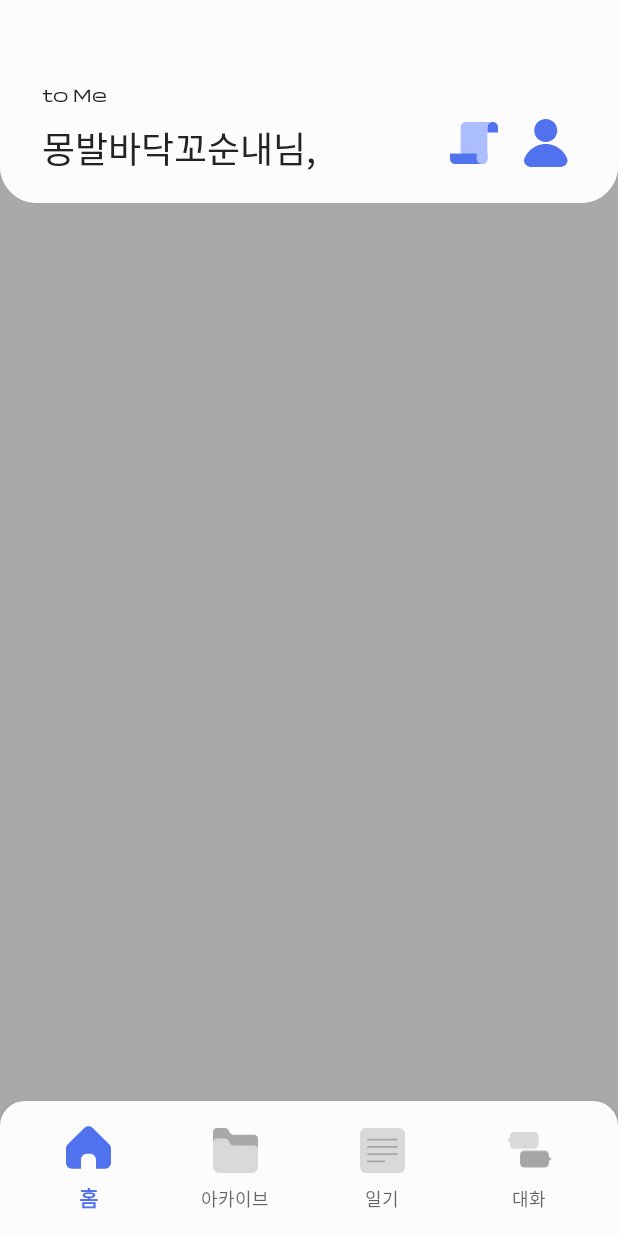
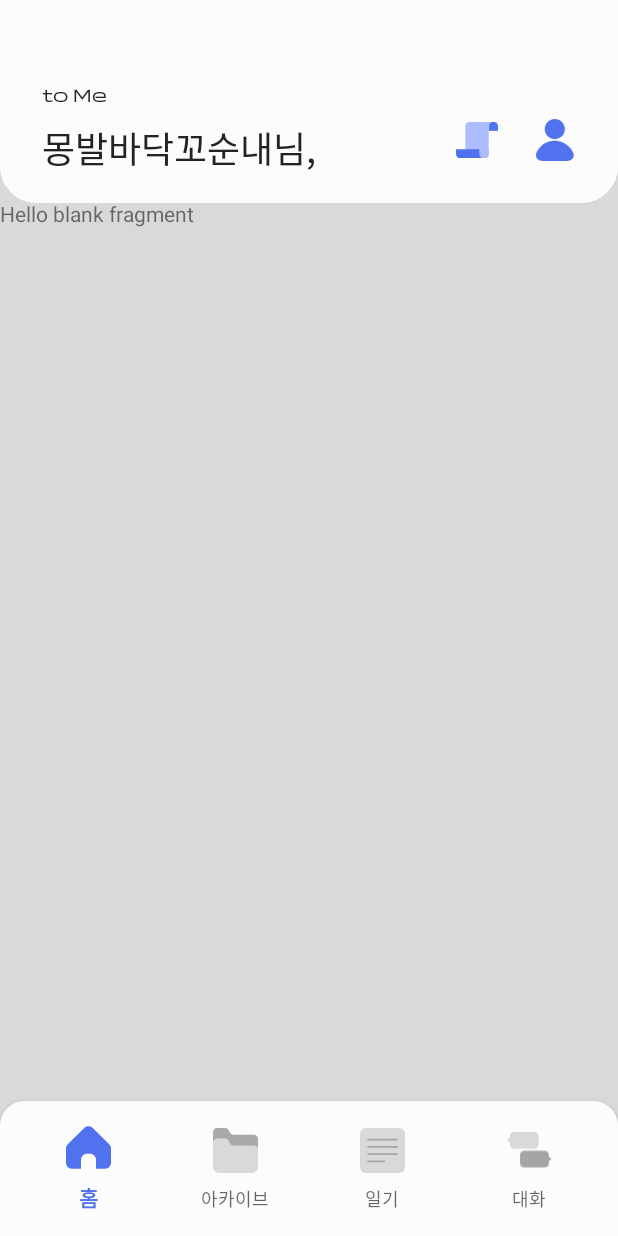
Before and after one commit to Ajou-FromUS/ToMe-AOS, an Android app: the MainActivity screen opened directly, with no data from a screen before it, on a phone screen of 412 x 824 dp. Run offline under Robolectric (Android 15) with nearby library versions, the phone set to English and light mode, and no system bars.

Commit message:
[add] topBar UI

```diff
--- a/app/src/main/res/layout/activity_main.xml
+++ b/app/src/main/res/layout/activity_main.xml
@@ -1,16 +1,11 @@
 <?xml version="1.0" encoding="utf-8"?>
-<FrameLayout
+<androidx.constraintlayout.widget.ConstraintLayout
         xmlns:android="http://schemas.android.com/apk/res/android"
         xmlns:tools="http://schemas.android.com/tools"
         xmlns:app="http://schemas.android.com/apk/res-auto"
         android:layout_width="match_parent"
         android:layout_height="match_parent"
-        tools:context="presentation.MainActivity" android:background="@color/color_font3">
-
-    <androidx.constraintlayout.widget.ConstraintLayout
-            android:layout_width="match_parent"
-            android:layout_height="match_parent"
-    >
+        tools:context="presentation.MainActivity" android:background="@color/color_disabled1">
 
     <LinearLayout
             android:orientation="horizontal"
@@ -26,7 +21,8 @@
             android:layout_height="0dp"
             app:layout_constraintStart_toStartOf="parent"
             app:layout_constraintEnd_toEndOf="parent"
-                app:layout_constraintBottom_toBottomOf="parent">
+            app:layout_constraintTop_toBottomOf="@+id/top_bar_linear"
+            app:layout_constraintBottom_toTopOf="@+id/bnv_main">
     </FrameLayout>
     <com.google.android.material.bottomnavigation.BottomNavigationView
             android:id="@+id/bnv_main"
@@ -39,9 +35,9 @@
             android:paddingStart="10dp"
             android:background="@drawable/navi_background"
             app:labelVisibilityMode="labeled"
-                app:menu="@menu/menu_navi_bar" app:layout_constraintStart_toStartOf="parent"
-                app:layout_constraintEnd_toEndOf="parent" app:layout_constraintBottom_toTopOf="@+id/main_frameLayout">
+            app:menu="@menu/menu_navi_bar"
+            app:layout_constraintStart_toStartOf="parent"
+            app:layout_constraintEnd_toEndOf="parent" app:layout_constraintBottom_toBottomOf="parent">
     </com.google.android.material.bottomnavigation.BottomNavigationView>
+
 </androidx.constraintlayout.widget.ConstraintLayout>
-
-</FrameLayout>
--- a/app/src/main/res/layout/fragment_top_bar.xml
+++ b/app/src/main/res/layout/fragment_top_bar.xml
@@ -7,24 +7,24 @@
                                                    android:background="@drawable/topbar_background">
     <ImageButton
             android:src="@drawable/ic_mypage"
-            android:layout_width="40dp"
-            android:layout_height="40dp" android:id="@+id/myPageBtn"
+            android:layout_width="36dp"
+            android:layout_height="36dp" android:id="@+id/myPageBtn"
             android:scaleType="fitCenter"
             android:background="@color/color_transparent"
             app:layout_constraintBottom_toBottomOf="parent" app:layout_constraintEnd_toEndOf="parent"
-            android:layout_marginEnd="28dp"
+            android:layout_marginEnd="24dp"
             android:padding="4dp" app:layout_constraintVertical_bias="0.0"
             app:layout_constraintTop_toBottomOf="@+id/toMe_Text" android:layout_marginTop="4dp"/>
     <ImageButton
             android:src="@drawable/ic_mission"
-            android:layout_width="40dp"
-            android:layout_height="40dp" android:id="@+id/missionBtn"
+            android:layout_width="36dp"
+            android:layout_height="36dp" android:id="@+id/missionBtn"
             android:scaleType="fitCenter"
             android:background="@color/color_transparent"
             app:layout_constraintTop_toTopOf="@+id/myPageBtn"
             app:layout_constraintBottom_toBottomOf="@+id/myPageBtn"
             app:layout_constraintVertical_bias="0.0" android:padding="4dp"
-            app:layout_constraintEnd_toStartOf="@+id/myPageBtn" android:layout_marginEnd="8dp"/>
+            app:layout_constraintEnd_toStartOf="@+id/myPageBtn" android:layout_marginEnd="16dp"/>
     <TextView
             android:text="@string/toMe"
             android:layout_width="wrap_content"
```
Lines whose indentation alone changed are shown as unchanged.
